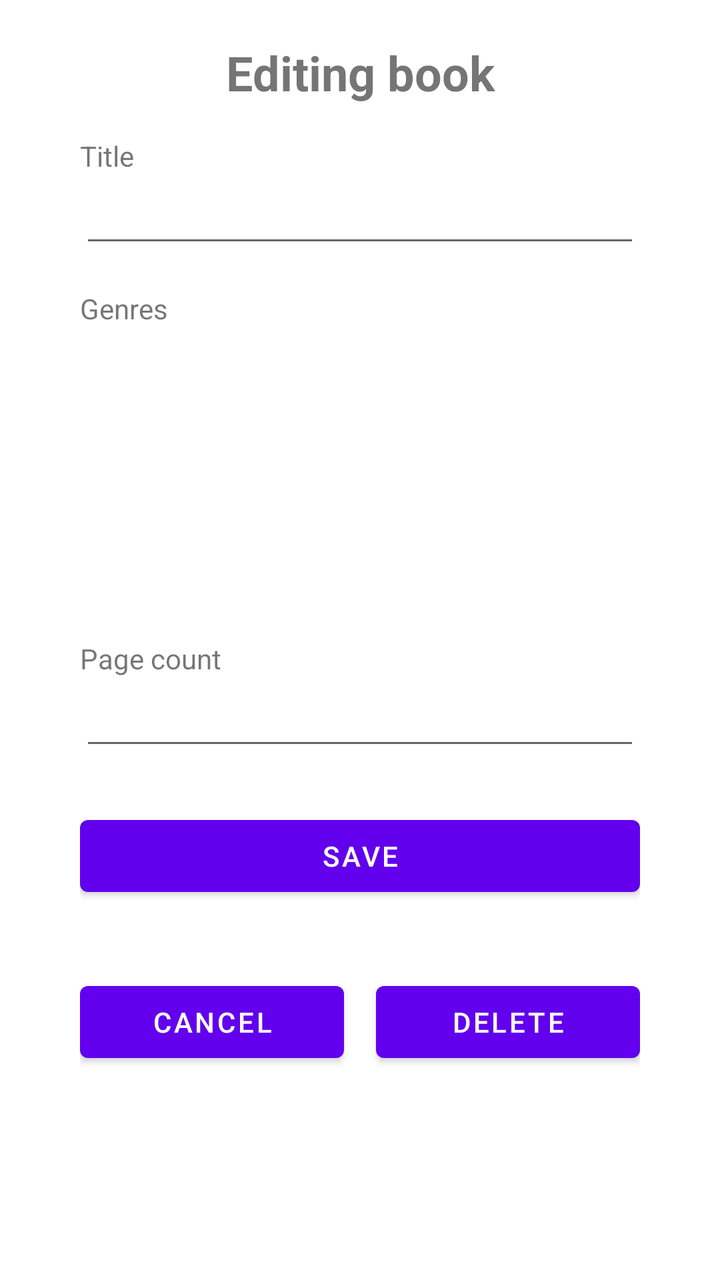
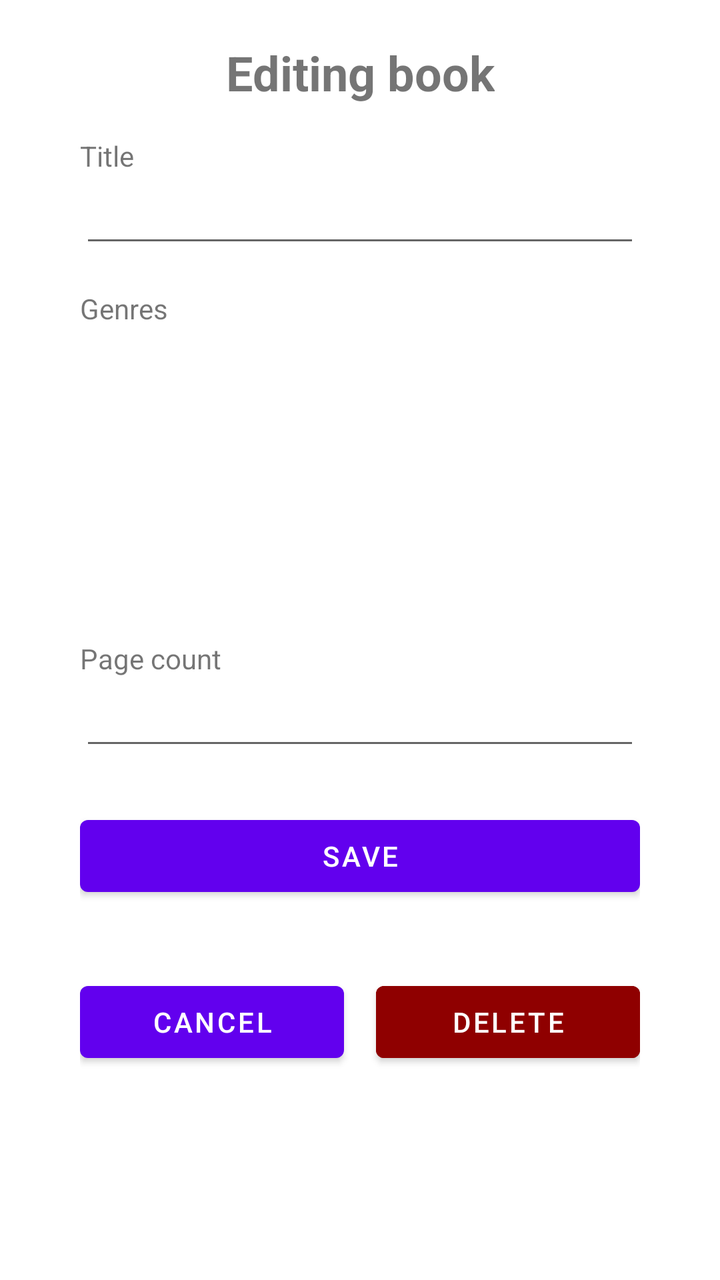

Screens rendered from an Android XML layout before and after an edit, with the pre-edit source and the edit as a unified diff.
<!-- AndroidManifest.xml: application theme Theme.KirjaSovellus -->
<!-- res/layout/fragment_edit_book.xml -->
<?xml version="1.0" encoding="utf-8"?>
<ScrollView xmlns:android="http://schemas.android.com/apk/res/android"
    xmlns:app="http://schemas.android.com/apk/res-auto"
    xmlns:tools="http://schemas.android.com/tools"
    android:layout_width="match_parent"
    android:layout_height="match_parent"
    tools:context=".tabBooks.EditBookFragment">


    <androidx.constraintlayout.widget.ConstraintLayout
        android:layout_width="match_parent"
        android:layout_height="match_parent"
        android:paddingHorizontal="40dp"
        android:paddingVertical="20dp">

        <TextView
            android:id="@+id/textView13"
            android:layout_width="wrap_content"
            android:layout_height="wrap_content"
            android:text="@string/edit_book_header"
            android:textAlignment="center"
            android:textSize="24sp"
            android:textStyle="bold"
            app:layout_constraintEnd_toEndOf="parent"
            app:layout_constraintStart_toStartOf="parent"
            app:layout_constraintTop_toTopOf="parent" />

        <TextView
            android:id="@+id/textView14"
            android:layout_width="wrap_content"
            android:layout_height="wrap_content"
            android:layout_marginTop="16dp"
            android:text="@string/editing_book_title"
            app:layout_constraintStart_toStartOf="parent"
            app:layout_constraintTop_toBottomOf="@+id/textView13" />

        <EditText
            android:id="@+id/etEditBookTitle"
            android:layout_width="0dp"
            android:layout_height="wrap_content"
            android:ems="10"
            android:inputType="textPersonName"
            app:layout_constraintEnd_toEndOf="parent"
            app:layout_constraintStart_toStartOf="@+id/textView14"
            app:layout_constraintTop_toBottomOf="@+id/textView14" />

        <TextView
            android:id="@+id/textView15"
            android:layout_width="wrap_content"
            android:layout_height="wrap_content"
            android:layout_marginTop="16dp"
            android:text="@string/edit_book_page_count"
            app:layout_constraintStart_toStartOf="@+id/etEditBookTitle"
            app:layout_constraintTop_toBottomOf="@+id/rvEditBookGenres" />

        <EditText
            android:id="@+id/etEditBookPageCount"
            android:layout_width="0dp"
            android:layout_height="wrap_content"
            android:ems="10"
            android:inputType="number"
            app:layout_constraintEnd_toEndOf="parent"
            app:layout_constraintStart_toStartOf="@+id/textView15"
            app:layout_constraintTop_toBottomOf="@+id/textView15" />

        <androidx.recyclerview.widget.RecyclerView
            android:id="@+id/rvEditBookGenres"
            android:layout_width="0dp"
            android:layout_height="140dp"
            app:layout_constraintEnd_toEndOf="parent"
            app:layout_constraintStart_toStartOf="@+id/textView16"
            app:layout_constraintTop_toBottomOf="@+id/textView16" />

        <TextView
            android:id="@+id/textView16"
            android:layout_width="wrap_content"
            android:layout_height="wrap_content"
            android:layout_marginTop="16dp"
            android:text="@string/edit_book_genres"
            app:layout_constraintStart_toStartOf="@+id/etEditBookTitle"
            app:layout_constraintTop_toBottomOf="@+id/etEditBookTitle" />

        <Button
            android:id="@+id/btnSaveBookEdits"
            android:layout_width="0dp"
            android:layout_height="wrap_content"
            android:layout_marginTop="24dp"
            android:text="@string/save"
            app:layout_constraintEnd_toEndOf="parent"
            app:layout_constraintStart_toStartOf="parent"
            app:layout_constraintTop_toBottomOf="@+id/etEditBookPageCount" />

        <Button
            android:id="@+id/btnDeleteBook"
            android:layout_width="0dp"
            android:layout_height="wrap_content"
            android:layout_marginStart="16dp"
            android:text="@string/delete"
            app:layout_constraintBottom_toBottomOf="@+id/btnEditBookCancel"
            app:layout_constraintEnd_toEndOf="parent"
            app:layout_constraintHorizontal_bias="0.5"
            app:layout_constraintStart_toEndOf="@+id/btnEditBookCancel"
            app:layout_constraintTop_toTopOf="@+id/btnEditBookCancel" />

        <Button
            android:id="@+id/btnEditBookCancel"
            android:layout_width="0dp"
            android:layout_height="wrap_content"
            android:layout_marginTop="8dp"
            android:text="@string/cancel"
            app:layout_constraintBottom_toBottomOf="parent"
            app:layout_constraintEnd_toStartOf="@+id/btnDeleteBook"
            app:layout_constraintHorizontal_bias="0.5"
            app:layout_constraintStart_toStartOf="parent"
            app:layout_constraintTop_toBottomOf="@+id/tvEditError" />

        <TextView
            android:id="@+id/tvEditError"
            android:layout_width="wrap_content"
            android:layout_height="wrap_content"
            android:layout_marginTop="8dp"
            android:textColor="#FF0000"
            app:layout_constraintEnd_toEndOf="parent"
            app:layout_constraintStart_toStartOf="parent"
            app:layout_constraintTop_toBottomOf="@+id/btnSaveBookEdits" />
    </androidx.constraintlayout.widget.ConstraintLayout>
</ScrollView>
<!-- resources referenced by this layout -->
<resources>
  <string name="cancel">Cancel</string>
  
      //Data
  <string name="delete">Delete</string>
  <string name="edit_book_genres">Genres</string>
  
      //Add book
  <string name="edit_book_header">Editing book</string>
  <string name="edit_book_page_count">Page count</string>
  <string name="editing_book_title">Title</string>
  <string name="save">Save</string>
  <style name="Theme.KirjaSovellus" parent="Theme.MaterialComponents.DayNight.DarkActionBar">
          
          <item name="colorPrimary">@color/purple_500</item>
          <item name="colorPrimaryVariant">@color/purple_700</item>
          <item name="colorOnPrimary">@color/white</item>
          
          <item name="colorSecondary">@color/teal_200</item>
          <item name="colorSecondaryVariant">@color/teal_700</item>
          <item name="colorOnSecondary">@color/black</item>
          
          <item name="android:statusBarColor" tools:targetApi="l">?attr/colorPrimaryVariant</item>
          
          <item name="windowNoTitle">true</item>
          <item name="windowActionBar">false</item>
      </style>
  <color name="purple_500">#FF6200EE</color>
  <color name="purple_700">#FF3700B3</color>
  <color name="white">#FFFFFFFF</color>
  <color name="teal_200">#FF03DAC5</color>
  <color name="teal_700">#FF018786</color>
  <color name="black">#FF000000</color>
</resources>

<!-- the commit's change to res/layout/fragment_edit_book.xml (unified diff, before → after) -->
@@ -95,6 +95,7 @@
             android:layout_width="0dp"
             android:layout_height="wrap_content"
             android:layout_marginStart="16dp"
+            android:backgroundTint="#8F0000"
             android:text="@string/delete"
             app:layout_constraintBottom_toBottomOf="@+id/btnEditBookCancel"
             app:layout_constraintEnd_toEndOf="parent"
<!-- resource entries referenced after the edit -->
@@ -1,8 +1,6 @@
 <!-- resources referenced by this layout -->
 <resources>
   <string name="cancel">Cancel</string>
-  
-      //Data
   <string name="delete">Delete</string>
   <string name="edit_book_genres">Genres</string>
   
